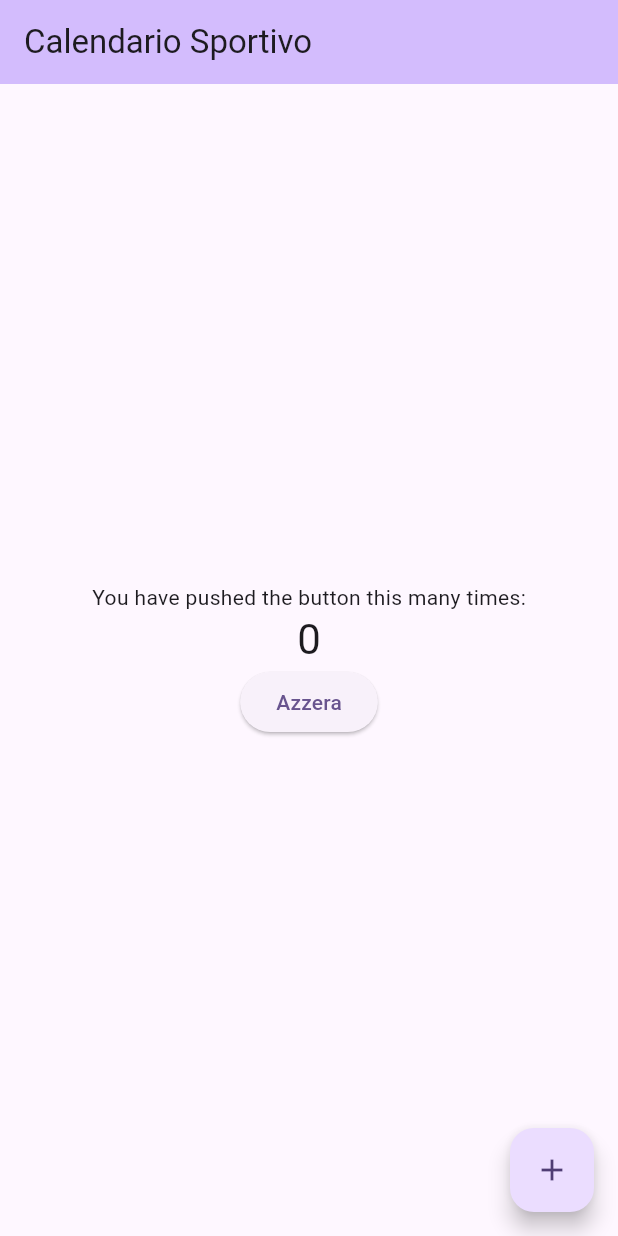
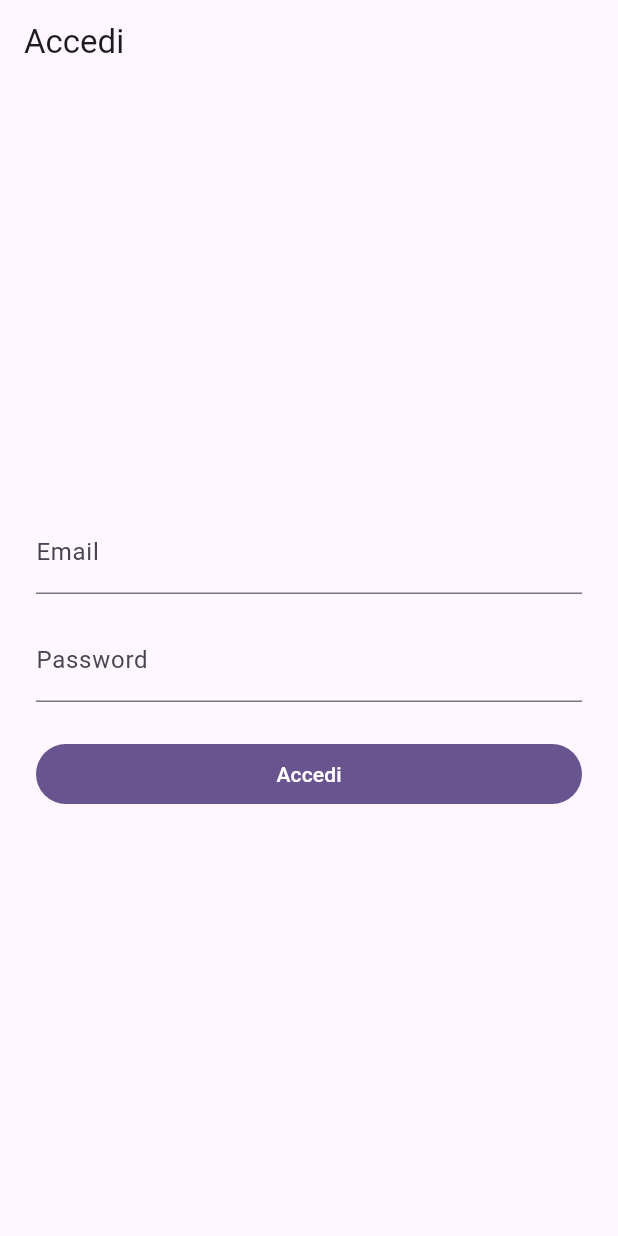
Before and after one commit to GazzoSamuele/APP_Eventi_Sportivi, a Flutter app: the screen it shows after launch, on a phone screen of 412 x 824 dp. Run offline on Flutter 3.47's test engine with Material 3 defaults, Android fonts, the phone set to English and light mode, and no system bars; our stand-ins replace flutter_secure_storage.

Commit message:
aggiunta la sezione login

```diff
--- /dev/null
+++ b/app/lib/api/api_client.dart
@@ -0,0 +1,47 @@
+import 'dart:convert';
+
+import 'package:http/http.dart' as http;
+
+import '../config.dart';
+import '../models/sport.dart';
+
+class ApiClient {
+  Future<List<Sport>> fetchSports() async {
+    final risposta = await http.get(Uri.parse('$apiBaseUrl/api/sport'));
+
+    if (risposta.statusCode != 200) {
+      throw Exception('Errore ${risposta.statusCode} nel caricare gli sport');
+    }
+
+    final dati = jsonDecode(risposta.body) as List;
+
+    return dati.map((s) => Sport.fromJson(s)).toList();
+  }
+
+  Future<String> login(String email, String password) async {
+    final risposta = await http.post(
+      Uri.parse('$apiBaseUrl/api/login'),
+      headers: {'Content-Type': 'application/json'},
+      body: jsonEncode({'email': email, 'password': password}),
+    );
+
+    final dati = jsonDecode(risposta.body) as Map<String, dynamic>;
+
+    if (risposta.statusCode != 200) {
+      throw ApiException(
+        dati['errore'] as String? ?? 'Errore ${risposta.statusCode}',
+      );
+    }
+
+    return dati['token'] as String;
+  }
+}
+
+class ApiException implements Exception {
+  final String message;
+
+  ApiException(this.message);
+
+  @override
+  String toString() => message;
+}
--- /dev/null
+++ b/app/lib/auth/token_storage.dart
@@ -0,0 +1,13 @@
+import 'package:flutter_secure_storage/flutter_secure_storage.dart';
+
+class TokenStorage {
+  static const _storage = FlutterSecureStorage();
+  static const _chiave = 'token';
+
+  static Future<void> salva(String token) =>
+      _storage.write(key: _chiave, value: token);
+
+  static Future<String?> leggi() => _storage.read(key: _chiave);
+
+  static Future<void> cancella() => _storage.delete(key: _chiave);
+}
--- a/app/lib/main.dart
+++ b/app/lib/main.dart
@@ -1,4 +1,6 @@
 import 'package:flutter/material.dart';
+
+import 'screens/login_screen.dart';
 
 void main() {
   runApp(const MyApp());
@@ -12,7 +14,7 @@ class MyApp extends StatelessWidget {
     return MaterialApp(
       title: 'Flutter Demo',
       theme: ThemeData(colorScheme: .fromSeed(seedColor: Colors.deepPurple)),
-      home: const MyHomePage(title: 'Calendario Sportivo'),
+      home: const LoginScreen(),
     );
   }
 }
--- /dev/null
+++ b/app/lib/screens/login_screen.dart
@@ -0,0 +1,114 @@
+import 'package:flutter/material.dart';
+
+import '../api/api_client.dart';
+import '../auth/token_storage.dart';
+import 'sports_screen.dart';
+
+class LoginScreen extends StatefulWidget {
+  const LoginScreen({super.key});
+
+  @override
+  State<LoginScreen> createState() => _LoginScreenState();
+}
+
+class _LoginScreenState extends State<LoginScreen> {
+  final _formKey = GlobalKey<FormState>();
+  final _email = TextEditingController();
+  final _password = TextEditingController();
+
+  bool _caricamento = false;
+  String? _errore;
+
+  @override
+  void dispose() {
+    _email.dispose();
+    _password.dispose();
+    super.dispose();
+  }
+
+  Future<void> _accedi() async {
+    // 1. i campi sono compilati bene? se no, mostra gli errori sotto i campi
+    if (!_formKey.currentState!.validate()) return;
+
+    // 2. mostra il caricamento e togli l'errore precedente
+    setState(() {
+      _caricamento = true;
+      _errore = null;
+    });
+
+    try {
+      // 3. chiama l'API e salva il token
+      final token = await ApiClient().login(_email.text.trim(), _password.text);
+      await TokenStorage.salva(token);
+
+      // 4. vai alla schermata degli sport, senza poter tornare indietro al login
+      if (!mounted) return;
+      Navigator.of(context).pushReplacement(
+        MaterialPageRoute(builder: (_) => const SportsScreen()),
+      );
+    } on ApiException catch (e) {
+      setState(() => _errore = e.message);
+    } catch (e) {
+      debugPrint('Errore nel login: $e');
+      setState(() => _errore = 'Impossibile contattare il server');
+    } finally {
+      if (mounted) setState(() => _caricamento = false);
+    }
+  }
+
+  @override
+  Widget build(BuildContext context) {
+    return Scaffold(
+      appBar: AppBar(title: const Text('Accedi')),
+      body: Padding(
+        padding: const EdgeInsets.all(24),
+        child: Form(
+          key: _formKey,
+          child: Column(
+            mainAxisAlignment: .center,
+            children: [
+              TextFormField(
+                controller: _email,
+                keyboardType: TextInputType.emailAddress,
+                decoration: const InputDecoration(labelText: 'Email'),
+                validator: (valore) => (valore == null || !valore.contains('@'))
+                    ? 'Inserisci un\'email valida'
+                    : null,
+              ),
+              const SizedBox(height: 16),
+              TextFormField(
+                controller: _password,
+                obscureText: true,
+                decoration: const InputDecoration(labelText: 'Password'),
+                validator: (valore) => (valore == null || valore.isEmpty)
+                    ? 'Inserisci la password'
+                    : null,
+              ),
+              const SizedBox(height: 24),
+              if (_errore != null) ...[
+                Text(
+                  _errore!,
+                  style: TextStyle(color: Theme.of(context).colorScheme.error),
+                ),
+                const SizedBox(height: 16),
+              ],
+              SizedBox(
+                width: double.infinity,
+                child: FilledButton(
+                  onPressed: _caricamento ? null : _accedi,
+                  child: _caricamento
+                      ? const SizedBox(
+                          height: 20,
+                          width: 20,
+                          child: CircularProgressIndicator(strokeWidth: 2),
+                        )
+                      : const Text('Accedi'),
+                ),
+              ),
+            ],
+          ),
+        ),
+      ),
+    );
+  }
+}
--- a/app/pubspec.yaml
+++ b/app/pubspec.yaml
@@ -35,6 +35,7 @@ dependencies:
   # Use with the CupertinoIcons class for iOS style icons.
   cupertino_icons: ^1.0.8
   http: ^1.6.0
+  flutter_secure_storage: ^11.2.0
 
 dev_dependencies:
   flutter_test:
```
Also changed, not shown: app/lib/screens/sports_screen.dart (added, +63 -0 lines), app/pubspec.lock.
